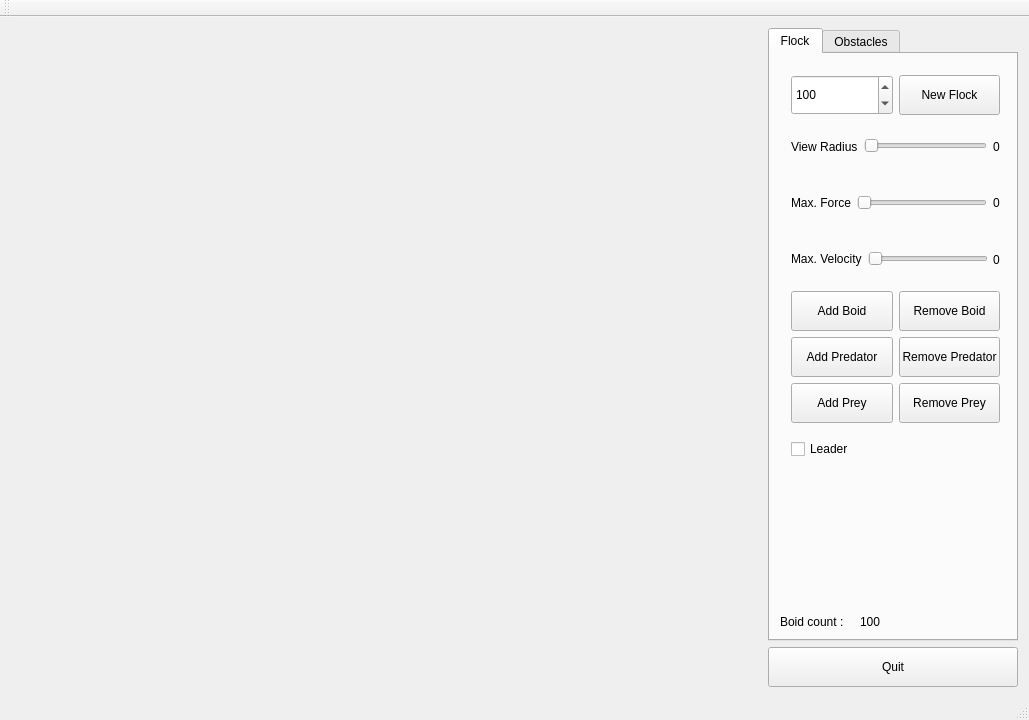
d3fc0n1/ASE_Project-Flocking_System, file ui/mainwindow.ui: the form before one commit.
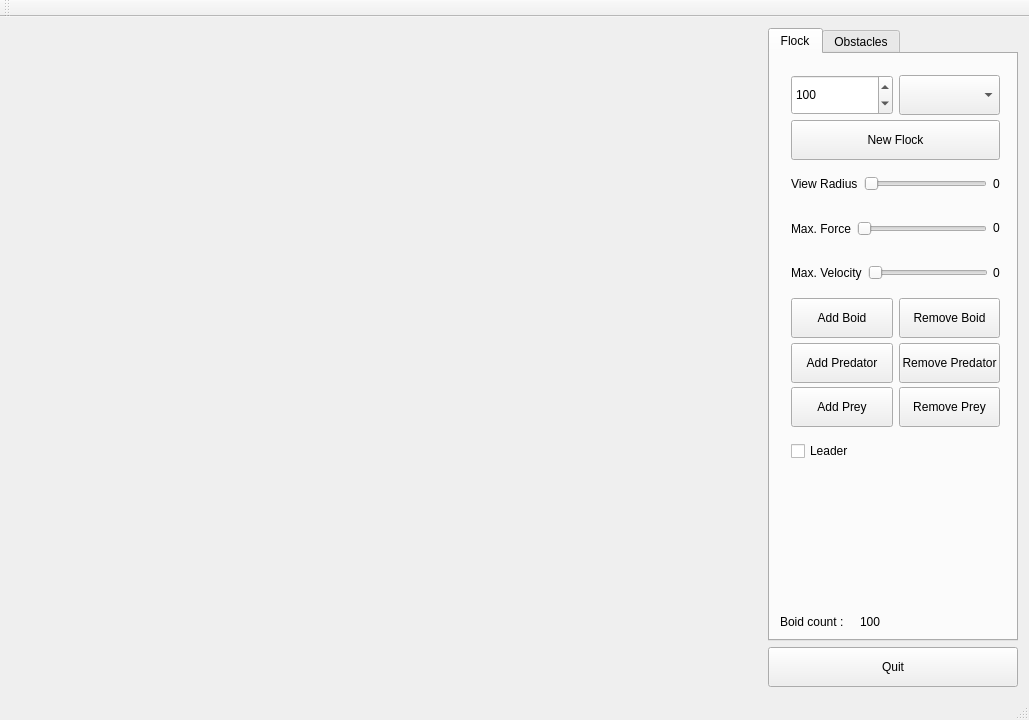
The form after the commit.

The edit to the form file:
```diff
--- a/ui/mainwindow.ui
+++ b/ui/mainwindow.ui
@@ -52,7 +52,47 @@
          </rect>
         </property>
         <layout class="QGridLayout" name="gridLayout_3">
-         <item row="5" column="0">
+         <item row="2" column="0" colspan="2">
+          <layout class="QHBoxLayout" name="horizontalLayout_3">
+           <item>
+            <widget class="QLabel" name="label_3">
+             <property name="minimumSize">
+              <size>
+               <width>0</width>
+               <height>40</height>
+              </size>
+             </property>
+             <property name="text">
+              <string>View Radius</string>
+             </property>
+            </widget>
+           </item>
+           <item>
+            <widget class="QSlider" name="m_viewRadius">
+             <property name="minimumSize">
+              <size>
+               <width>120</width>
+               <height>40</height>
+              </size>
+             </property>
+             <property name="maximum">
+              <number>100</number>
+             </property>
+             <property name="orientation">
+              <enum>Qt::Horizontal</enum>
+             </property>
+            </widget>
+           </item>
+           <item>
+            <widget class="QLabel" name="viewRadiusLabel">
+             <property name="text">
+              <string>0</string>
+             </property>
+            </widget>
+           </item>
+          </layout>
+         </item>
+         <item row="6" column="0">
           <widget class="QPushButton" name="m_addBoid">
            <property name="sizePolicy">
             <sizepolicy hsizetype="Minimum" vsizetype="Preferred">
@@ -71,7 +111,7 @@
            </property>
           </widget>
          </item>
-         <item row="6" column="1">
+         <item row="7" column="1">
           <widget class="QPushButton" name="m_removePredator">
            <property name="minimumSize">
             <size>
@@ -84,7 +124,114 @@
            </property>
           </widget>
          </item>
+         <item row="0" column="0">
+          <widget class="QSpinBox" name="m_newFlockBoidCount">
+           <property name="minimumSize">
+            <size>
+             <width>0</width>
+             <height>40</height>
+            </size>
+           </property>
+           <property name="minimum">
+            <number>1</number>
+           </property>
+           <property name="maximum">
+            <number>1000</number>
+           </property>
+           <property name="value">
+            <number>100</number>
+           </property>
+          </widget>
+         </item>
+         <item row="8" column="0">
+          <widget class="QPushButton" name="m_addPrey">
+           <property name="minimumSize">
+            <size>
+             <width>0</width>
+             <height>40</height>
+            </size>
+           </property>
+           <property name="text">
+            <string>Add Prey</string>
+           </property>
+          </widget>
+         </item>
+         <item row="8" column="1">
+          <widget class="QPushButton" name="pushButton">
+           <property name="minimumSize">
+            <size>
+             <width>0</width>
+             <height>40</height>
+            </size>
+           </property>
+           <property name="text">
+            <string>Remove Prey</string>
+           </property>
+          </widget>
+         </item>
          <item row="3" column="0" colspan="2">
+          <layout class="QHBoxLayout" name="horizontalLayout_2">
+           <item>
+            <widget class="QLabel" name="label_2">
+             <property name="minimumSize">
+              <size>
+               <width>0</width>
+               <height>40</height>
+              </size>
+             </property>
+             <property name="text">
+              <string>Max. Force</string>
+             </property>
+            </widget>
+           </item>
+           <item>
+            <widget class="QSlider" name="m_force">
+             <property name="minimumSize">
+              <size>
+               <width>120</width>
+               <height>40</height>
+              </size>
+             </property>
+             <property name="minimum">
+              <number>1</number>
+             </property>
+             <property name="maximum">
+              <number>10</number>
+             </property>
+             <property name="orientation">
+              <enum>Qt::Horizontal</enum>
+             </property>
+            </widget>
+           </item>
+           <item>
+            <widget class="QLabel" name="maxForceLabel">
+             <property name="text">
+              <string>0</string>
+             </property>
+            </widget>
+           </item>
+          </layout>
+         </item>
+         <item row="7" column="0">
+          <widget class="QPushButton" name="m_addPredator">
+           <property name="sizePolicy">
+            <sizepolicy hsizetype="Minimum" vsizetype="Fixed">
+             <horstretch>0</horstretch>
+             <verstretch>0</verstretch>
+            </sizepolicy>
+           </property>
+           <property name="minimumSize">
+            <size>
+             <width>0</width>
+             <height>40</height>
+            </size>
+           </property>
+           <property name="text">
+            <string>Add Predator</string>
+           </property>
+          </widget>
+         </item>
+         <item row="4" column="0" colspan="2">
           <layout class="QHBoxLayout" name="horizontalLayout">
            <item>
             <widget class="QLabel" name="label">
@@ -133,50 +280,20 @@
            </item>
           </layout>
          </item>
-         <item row="2" column="0" colspan="2">
-          <layout class="QHBoxLayout" name="horizontalLayout_2">
-           <item>
-            <widget class="QLabel" name="label_2">
-             <property name="minimumSize">
-              <size>
-               <width>0</width>
-               <height>40</height>
-              </size>
-             </property>
-             <property name="text">
-              <string>Max. Force</string>
-             </property>
-            </widget>
-           </item>
-           <item>
-            <widget class="QSlider" name="m_force">
-             <property name="minimumSize">
-              <size>
-               <width>120</width>
-               <height>40</height>
-              </size>
-             </property>
-             <property name="minimum">
-              <number>1</number>
-             </property>
-             <property name="maximum">
-              <number>10</number>
-             </property>
-             <property name="orientation">
-              <enum>Qt::Horizontal</enum>
-             </property>
-            </widget>
-           </item>
-           <item>
-            <widget class="QLabel" name="maxForceLabel">
-             <property name="text">
-              <string>0</string>
-             </property>
-            </widget>
-           </item>
-          </layout>
+         <item row="6" column="1">
+          <widget class="QPushButton" name="m_removeBoid">
+           <property name="minimumSize">
+            <size>
+             <width>0</width>
+             <height>40</height>
+            </size>
+           </property>
+           <property name="text">
+            <string>Remove Boid</string>
+           </property>
+          </widget>
          </item>
-         <item row="11" column="0" colspan="2">
+         <item row="12" column="0" colspan="2">
           <widget class="QCheckBox" name="m_leader">
            <property name="minimumSize">
             <size>
@@ -189,66 +306,7 @@
            </property>
           </widget>
          </item>
-         <item row="0" column="0">
-          <widget class="QSpinBox" name="m_newFlockBoidCount">
-           <property name="minimumSize">
-            <size>
-             <width>0</width>
-             <height>40</height>
-            </size>
-           </property>
-           <property name="minimum">
-            <number>1</number>
-           </property>
-           <property name="maximum">
-            <number>1000</number>
-           </property>
-           <property name="value">
-            <number>100</number>
-           </property>
-          </widget>
-         </item>
          <item row="1" column="0" colspan="2">
-          <layout class="QHBoxLayout" name="horizontalLayout_3">
-           <item>
-            <widget class="QLabel" name="label_3">
-             <property name="minimumSize">
-              <size>
-               <width>0</width>
-               <height>40</height>
-              </size>
-             </property>
-             <property name="text">
-              <string>View Radius</string>
-             </property>
-            </widget>
-           </item>
-           <item>
-            <widget class="QSlider" name="m_viewRadius">
-             <property name="minimumSize">
-              <size>
-               <width>120</width>
-               <height>40</height>
-              </size>
-             </property>
-             <property name="maximum">
-              <number>100</number>
-             </property>
-             <property name="orientation">
-              <enum>Qt::Horizontal</enum>
-             </property>
-            </widget>
-           </item>
-           <item>
-            <widget class="QLabel" name="viewRadiusLabel">
-             <property name="text">
-              <string>0</string>
-             </property>
-            </widget>
-           </item>
-          </layout>
-         </item>
-         <item row="0" column="1">
           <widget class="QPushButton" name="m_newFlock">
            <property name="minimumSize">
             <size>
@@ -261,8 +319,8 @@
            </property>
           </widget>
          </item>
-         <item row="6" column="0">
-          <widget class="QPushButton" name="m_addPredator">
+         <item row="0" column="1">
+          <widget class="QComboBox" name="m_initialPosition">
            <property name="sizePolicy">
             <sizepolicy hsizetype="Minimum" vsizetype="Fixed">
              <horstretch>0</horstretch>
@@ -274,48 +332,6 @@
              <width>0</width>
              <height>40</height>
             </size>
-           </property>
-           <property name="text">
-            <string>Add Predator</string>
-           </property>
-          </widget>
-         </item>
-         <item row="5" column="1">
-          <widget class="QPushButton" name="m_removeBoid">
-           <property name="minimumSize">
-            <size>
-             <width>0</width>
-             <height>40</height>
-            </size>
-           </property>
-           <property name="text">
-            <string>Remove Boid</string>
-           </property>
-          </widget>
-         </item>
-         <item row="7" column="0">
-          <widget class="QPushButton" name="m_addPrey">
-           <property name="minimumSize">
-            <size>
-             <width>0</width>
-             <height>40</height>
-            </size>
-           </property>
-           <property name="text">
-            <string>Add Prey</string>
-           </property>
-          </widget>
-         </item>
-         <item row="7" column="1">
-          <widget class="QPushButton" name="pushButton">
-           <property name="minimumSize">
-            <size>
-             <width>0</width>
-             <height>40</height>
-            </size>
-           </property>
-           <property name="text">
-            <string>Remove Prey</string>
            </property>
           </widget>
          </item>
```
